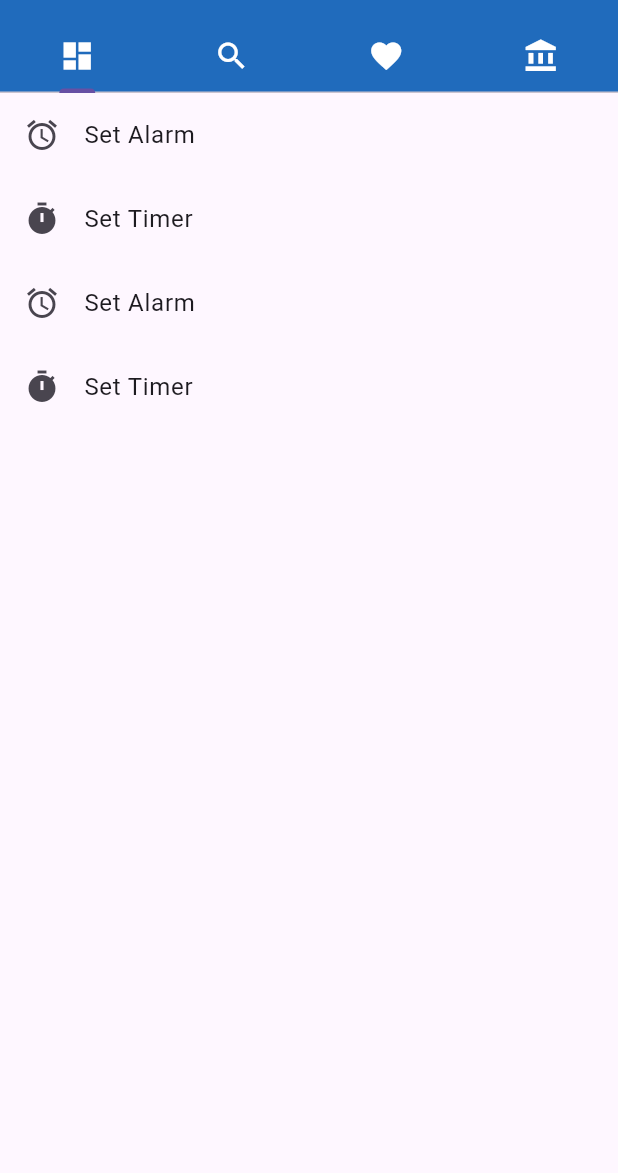
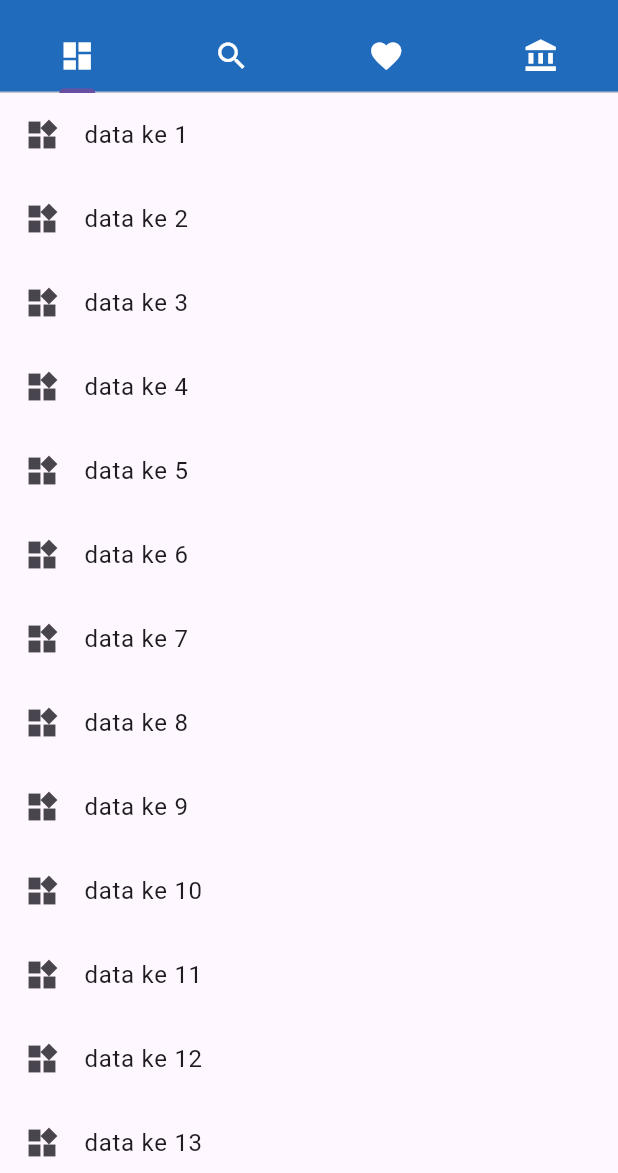
Before and after one commit to aldanziikri/learn_flutter, a Flutter app: the screen it shows after launch, on a phone screen of 412 x 824 dp, the part 63-1236 px from its top. Run offline on Flutter 3.47's test engine with Material 3 defaults, Android fonts, the phone set to English and light mode, and no system bars.

Commit message:
EPS 12 - List View Menggunakan JSON part 1

```diff
--- a/lib/main.dart
+++ b/lib/main.dart
@@ -46,7 +46,7 @@ class HomePage extends StatelessWidget {
           ),
           body: TabBarView(
             children: [
-              Home(),
+              Home(data: List<String>.generate(40, (i) => "data ke ${i+1}",)),
               Search(),
               Likes(),
               Profil()
--- a/lib/page/home.dart
+++ b/lib/page/home.dart
@@ -1,31 +1,19 @@
 import 'package:flutter/material.dart';
 
-void main() => runApp(const Home());
-
 class Home extends StatelessWidget {
-  const Home({super.key});
+  final List<String> data;
+  const Home({super.key, required this.data});
 
   @override
   Widget build(BuildContext context) {
-    return ListView(
-          children: [
-            ListTile(
-              leading: Icon(Icons.alarm),
-              title: Text("Set Alarm"),
-            ),
-            ListTile(
-              leading: Icon(Icons.timer),
-              title: Text("Set Timer"),
-            ),
-            ListTile(
-              leading: Icon(Icons.alarm),
-              title: Text("Set Alarm"),
-            ),
-            ListTile(
-              leading: Icon(Icons.timer),
-              title: Text("Set Timer"),
-            )
-          ],
+    return ListView.builder(
+          itemCount: data.length,
+          itemBuilder: (context, index) {
+            return ListTile(
+              leading: Icon(Icons.widgets),
+              title: Text(data[index]),
+            );
+          },
     );
   }
 }
```
